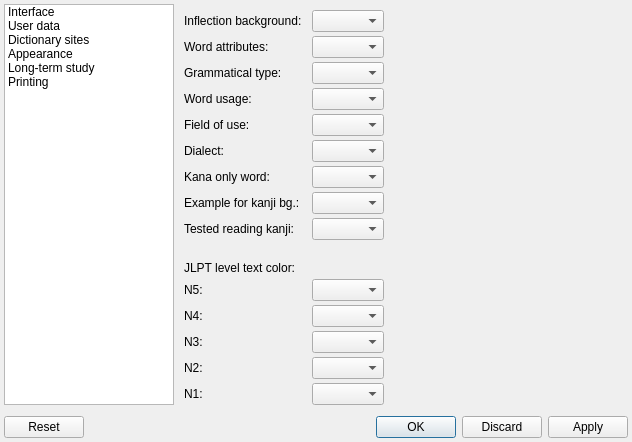
z1dev/zkanji, file settingsform.ui: the form before one commit.
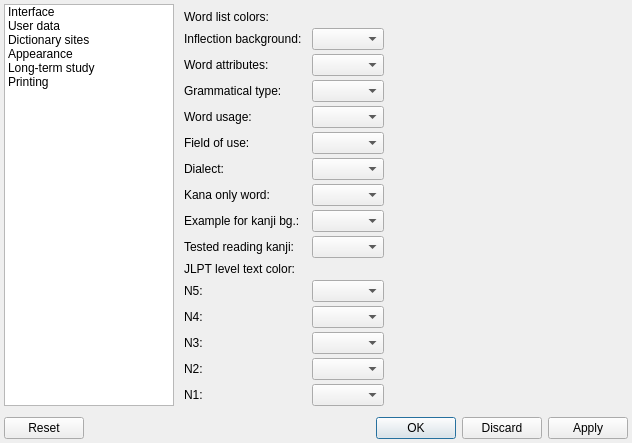
The form after the commit. The open tabs and pages were chosen to show the change. Icons and pictures are not drawn. Custom widgets are drawn as their Qt base class.

```diff
--- a/settingsform.ui
+++ b/settingsform.ui
@@ -6,7 +6,7 @@
    <rect>
     <x>0</x>
     <y>0</y>
-    <width>577</width>
+    <width>590</width>
     <height>419</height>
    </rect>
   </property>
@@ -3166,14 +3166,14 @@
               <property name="bottomMargin">
                <number>0</number>
               </property>
-              <item row="0" column="0">
+              <item row="1" column="0">
                <widget class="QLabel" name="label_61">
                 <property name="text">
                  <string>Inflection background:</string>
                 </property>
                </widget>
               </item>
-              <item row="0" column="1">
+              <item row="1" column="1">
                <widget class="ZColorComboBox" name="colInfCBox">
                 <property name="sizePolicy">
                  <sizepolicy hsizetype="Fixed" vsizetype="Fixed">
@@ -3183,14 +3183,14 @@
                 </property>
                </widget>
               </item>
-              <item row="1" column="0">
+              <item row="2" column="0">
                <widget class="QLabel" name="label_57">
                 <property name="text">
                  <string>Word attributes:</string>
                 </property>
                </widget>
               </item>
-              <item row="1" column="1">
+              <item row="2" column="1">
                <widget class="ZColorComboBox" name="colAttribCBox">
                 <property name="sizePolicy">
                  <sizepolicy hsizetype="Fixed" vsizetype="Fixed">
@@ -3200,14 +3200,14 @@
                 </property>
                </widget>
               </item>
-              <item row="2" column="0">
+              <item row="3" column="0">
                <widget class="QLabel" name="label_62">
                 <property name="text">
                  <string>Grammatical type:</string>
                 </property>
                </widget>
               </item>
-              <item row="2" column="1">
+              <item row="3" column="1">
                <widget class="ZColorComboBox" name="colTypeCBox">
                 <property name="sizePolicy">
                  <sizepolicy hsizetype="Fixed" vsizetype="Fixed">
@@ -3217,14 +3217,14 @@
                 </property>
                </widget>
               </item>
-              <item row="3" column="0">
+              <item row="4" column="0">
                <widget class="QLabel" name="label_63">
                 <property name="text">
                  <string>Word usage:</string>
                 </property>
                </widget>
               </item>
-              <item row="3" column="1">
+              <item row="4" column="1">
                <widget class="ZColorComboBox" name="colUsageCBox">
                 <property name="sizePolicy">
                  <sizepolicy hsizetype="Fixed" vsizetype="Fixed">
@@ -3234,14 +3234,14 @@
                 </property>
                </widget>
               </item>
-              <item row="4" column="0">
+              <item row="5" column="0">
                <widget class="QLabel" name="label_64">
                 <property name="text">
                  <string>Field of use:</string>
                 </property>
                </widget>
               </item>
-              <item row="4" column="1">
+              <item row="5" column="1">
                <widget class="ZColorComboBox" name="colFieldCBox">
                 <property name="sizePolicy">
                  <sizepolicy hsizetype="Fixed" vsizetype="Fixed">
@@ -3251,14 +3251,14 @@
                 </property>
                </widget>
               </item>
-              <item row="5" column="0">
+              <item row="6" column="0">
                <widget class="QLabel" name="label_58">
                 <property name="text">
                  <string>Dialect:</string>
                 </property>
                </widget>
               </item>
-              <item row="5" column="1">
+              <item row="6" column="1">
                <widget class="ZColorComboBox" name="colDialectCBox">
                 <property name="sizePolicy">
                  <sizepolicy hsizetype="Fixed" vsizetype="Fixed">
@@ -3268,14 +3268,14 @@
                 </property>
                </widget>
               </item>
-              <item row="6" column="0">
+              <item row="7" column="0">
                <widget class="QLabel" name="label_65">
                 <property name="text">
                  <string>Kana only word:</string>
                 </property>
                </widget>
               </item>
-              <item row="6" column="1">
+              <item row="7" column="1">
                <widget class="ZColorComboBox" name="colKanaCBox">
                 <property name="sizePolicy">
                  <sizepolicy hsizetype="Fixed" vsizetype="Fixed">
@@ -3285,21 +3285,46 @@
                 </property>
                </widget>
               </item>
+              <item row="8" column="0">
+               <widget class="QLabel" name="label_42">
+                <property name="text">
+                 <string>Example for kanji bg.:</string>
+                </property>
+               </widget>
+              </item>
+              <item row="8" column="1">
+               <widget class="ZColorComboBox" name="colKanjiExCBox">
+                <property name="sizePolicy">
+                 <sizepolicy hsizetype="Fixed" vsizetype="Fixed">
+                  <horstretch>0</horstretch>
+                  <verstretch>0</verstretch>
+                 </sizepolicy>
+                </property>
+               </widget>
+              </item>
+              <item row="9" column="0">
+               <widget class="QLabel" name="label_129">
+                <property name="text">
+                 <string>Tested reading kanji:</string>
+                </property>
+               </widget>
+              </item>
               <item row="9" column="1">
-               <spacer name="verticalSpacer_18">
-                <property name="orientation">
-                 <enum>Qt::Vertical</enum>
+               <widget class="ZColorComboBox" name="colKanjiTestPosCBox">
+                <property name="sizePolicy">
+                 <sizepolicy hsizetype="Fixed" vsizetype="Fixed">
+                  <horstretch>0</horstretch>
+                  <verstretch>0</verstretch>
+                 </sizepolicy>
                 </property>
-                <property name="sizeType">
-                 <enum>QSizePolicy::Fixed</enum>
+               </widget>
+              </item>
+              <item row="10" column="0" colspan="2">
+               <widget class="QLabel" name="label_66">
+                <property name="text">
+                 <string>JLPT level text color:</string>
                 </property>
-                <property name="sizeHint" stdset="0">
-                 <size>
-                  <width>259</width>
-                  <height>13</height>
-                 </size>
-                </property>
-               </spacer>
+               </widget>
               </item>
               <item row="11" column="0">
                <widget class="QLabel" name="label_67">
@@ -3416,44 +3441,10 @@
                 </property>
                </widget>
               </item>
-              <item row="7" column="0">
-               <widget class="QLabel" name="label_42">
+              <item row="0" column="0" colspan="2">
+               <widget class="QLabel" name="label_132">
                 <property name="text">
-                 <string>Example for kanji bg.:</string>
-                </property>
-               </widget>
-              </item>
-              <item row="7" column="1">
-               <widget class="ZColorComboBox" name="colKanjiExCBox">
-                <property name="sizePolicy">
-                 <sizepolicy hsizetype="Fixed" vsizetype="Fixed">
-                  <horstretch>0</horstretch>
-                  <verstretch>0</verstretch>
-                 </sizepolicy>
-                </property>
-               </widget>
-              </item>
-              <item row="10" column="0" colspan="2">
-               <widget class="QLabel" name="label_66">
-                <property name="text">
-                 <string>JLPT level text color:</string>
-                </property>
-               </widget>
-              </item>
-              <item row="8" column="1">
-               <widget class="ZColorComboBox" name="colKanjiTestPosCBox">
-                <property name="sizePolicy">
-                 <sizepolicy hsizetype="Fixed" vsizetype="Fixed">
-                  <horstretch>0</horstretch>
-                  <verstretch>0</verstretch>
-                 </sizepolicy>
-                </property>
-               </widget>
-              </item>
-              <item row="8" column="0">
-               <widget class="QLabel" name="label_129">
-                <property name="text">
-                 <string>Tested reading kanji:</string>
+                 <string>Word list colors:</string>
                 </property>
                </widget>
               </item>
```
Left out of the diff: 69 changed lines with no effect on the pictures.
